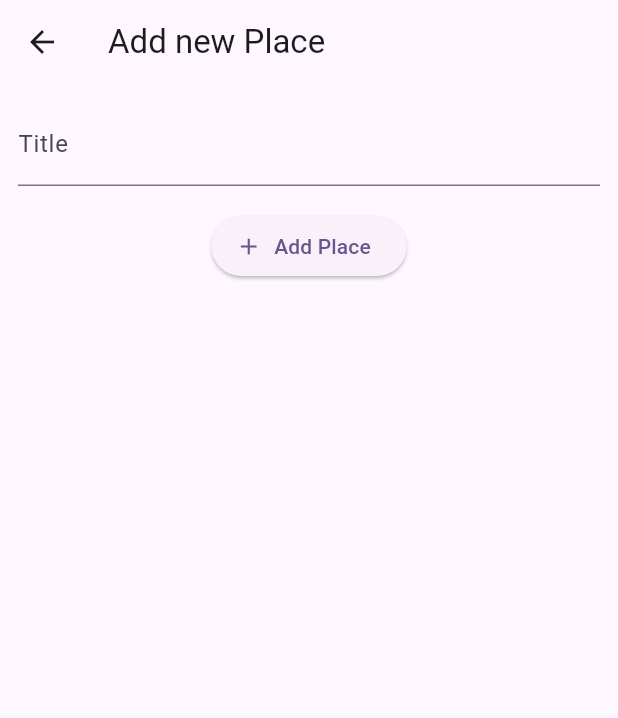
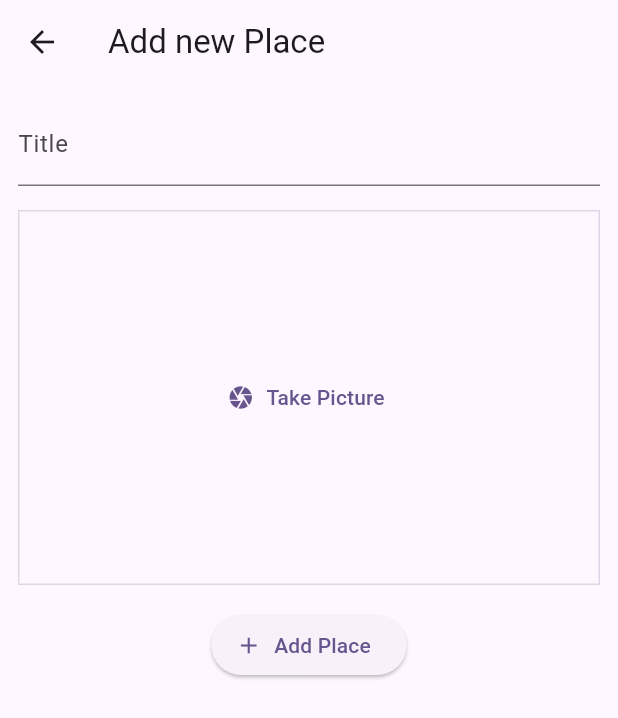
Before and after one commit to Dolma455/favorite_places_app, a Flutter app: the AddPlaceScreen screen opened directly, on a phone screen of 412 x 824 dp. Shown: the top 718 px of the screen. Run offline on Flutter 3.47's test engine with Material 3 defaults, Android fonts, the phone set to English and light mode, and no system bars; our stand-ins replace flutter_riverpod, google_fonts.

Commit message:
feat: Pick an Image input added and installed image picker

```diff
--- a/lib/screens/add_place.dart
+++ b/lib/screens/add_place.dart
@@ -1,4 +1,5 @@
 import 'package:favorite_places_app/providers/user_places.dart';
+import 'package:favorite_places_app/widgets/image_input.dart';
 import 'package:flutter/material.dart';
 import 'package:flutter_riverpod/flutter_riverpod.dart';
 
@@ -48,6 +49,10 @@ class _AddPlaceScreenState extends ConsumerState<AddPlaceScreen> {
           const SizedBox(
             height: 16,
           ),
+          const ImageInput(),
+          const SizedBox(
+            height: 16,
+          ),
           ElevatedButton.icon(
             onPressed: _savePlace,
             icon: const Icon(Icons.add),
--- /dev/null
+++ b/lib/widgets/image_input.dart
@@ -0,0 +1,32 @@
+import 'package:flutter/material.dart';
+
+class ImageInput extends StatefulWidget {
+  const ImageInput({super.key});
+
+  @override
+  State<ImageInput> createState() => _ImageInputState();
+}
+
+class _ImageInputState extends State<ImageInput> {
+
+  void _takePicture() {
+
+  }
+  @override
+  Widget build(BuildContext context) {
+    return Container(
+      decoration: BoxDecoration(
+          border: Border.all(
+              width: 1,
+              color: Theme.of(context).colorScheme.primary.withOpacity(0.2))),
+      height: 250,
+      width: double.infinity,
+      alignment: Alignment.center,
+      child: TextButton.icon(
+        onPressed: _takePicture,
+        icon: const Icon(Icons.camera),
+        label: const Text('Take Picture'),
+      ),
+    );
+  }
+}
--- a/pubspec.yaml
+++ b/pubspec.yaml
@@ -38,6 +38,7 @@ dependencies:
   google_fonts: ^6.1.0
   uuid: ^4.2.2
   flutter_riverpod: ^2.4.9
+  image_picker: ^1.0.7
 
 dev_dependencies:
   flutter_test:
```
Also changed, not shown: pubspec.lock, 5 other files.
